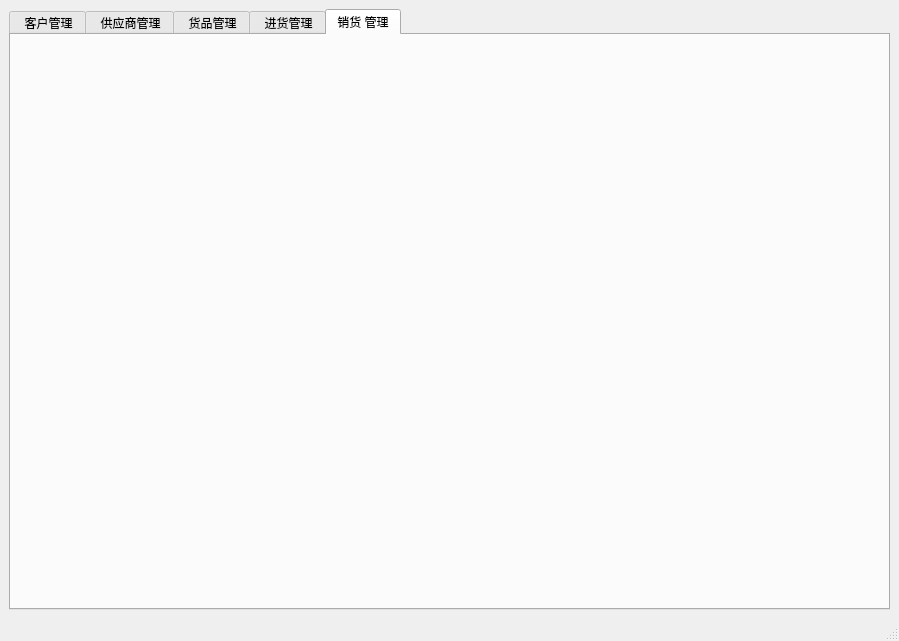
Old version of the form mainwindow.ui in the repository YanhuiLu89/customermgsys.
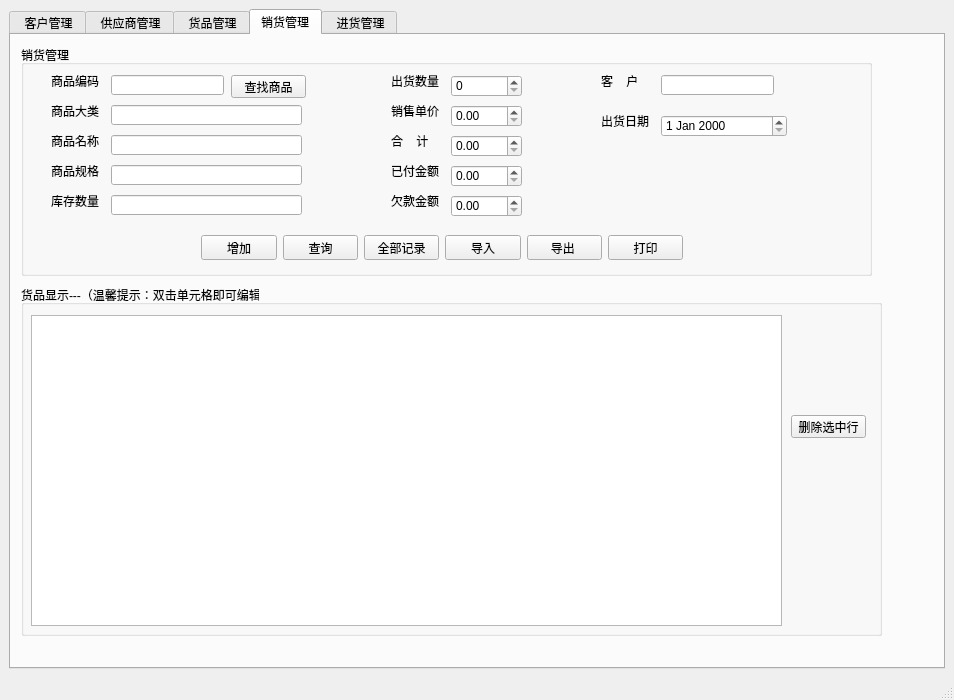
New version of the form. The open tabs and pages were chosen to show the change.

Commit message: 布局销货管理页面

The edit to the form file:
```diff
--- a/mainwindow.ui
+++ b/mainwindow.ui
@@ -6,8 +6,8 @@
    <rect>
     <x>0</x>
     <y>0</y>
-    <width>899</width>
-    <height>641</height>
+    <width>954</width>
+    <height>700</height>
    </rect>
   </property>
   <property name="windowTitle">
@@ -866,16 +866,430 @@
        <zorder>label</zorder>
        <zorder>groupBox_6</zorder>
       </widget>
+      <widget class="QWidget" name="tabPurchase">
+       <attribute name="title">
+        <string>销货管理</string>
+       </attribute>
+       <widget class="QLabel" name="sell_proncat_label">
+        <property name="geometry">
+         <rect>
+          <x>40</x>
+          <y>70</y>
+          <width>54</width>
+          <height>12</height>
+         </rect>
+        </property>
+        <property name="text">
+         <string>商品大类</string>
+        </property>
+       </widget>
+       <widget class="QLabel" name="sell_proname_label">
+        <property name="geometry">
+         <rect>
+          <x>40</x>
+          <y>100</y>
+          <width>54</width>
+          <height>12</height>
+         </rect>
+        </property>
+        <property name="text">
+         <string>商品名称</string>
+        </property>
+       </widget>
+       <widget class="QLabel" name="sell_prospec_label">
+        <property name="geometry">
+         <rect>
+          <x>40</x>
+          <y>130</y>
+          <width>54</width>
+          <height>12</height>
+         </rect>
+        </property>
+        <property name="text">
+         <string>商品规格</string>
+        </property>
+       </widget>
+       <widget class="QLineEdit" name="sell_procat_lineEdit">
+        <property name="geometry">
+         <rect>
+          <x>100</x>
+          <y>70</y>
+          <width>191</width>
+          <height>20</height>
+         </rect>
+        </property>
+        <property name="readOnly">
+         <bool>true</bool>
+        </property>
+       </widget>
+       <widget class="QLineEdit" name="sell_proname_lineEdit">
+        <property name="geometry">
+         <rect>
+          <x>100</x>
+          <y>100</y>
+          <width>191</width>
+          <height>20</height>
+         </rect>
+        </property>
+        <property name="readOnly">
+         <bool>true</bool>
+        </property>
+       </widget>
+       <widget class="QLineEdit" name="sell_prospec_lineEdit">
+        <property name="geometry">
+         <rect>
+          <x>100</x>
+          <y>130</y>
+          <width>191</width>
+          <height>20</height>
+         </rect>
+        </property>
+        <property name="readOnly">
+         <bool>true</bool>
+        </property>
+       </widget>
+       <widget class="QLabel" name="sell_prosbatch_label">
+        <property name="geometry">
+         <rect>
+          <x>40</x>
+          <y>160</y>
+          <width>54</width>
+          <height>12</height>
+         </rect>
+        </property>
+        <property name="text">
+         <string>库存数量</string>
+        </property>
+       </widget>
+       <widget class="QLineEdit" name="sell_prosbatch_lineEdit">
+        <property name="geometry">
+         <rect>
+          <x>100</x>
+          <y>160</y>
+          <width>191</width>
+          <height>20</height>
+         </rect>
+        </property>
+        <property name="readOnly">
+         <bool>true</bool>
+        </property>
+       </widget>
+       <widget class="QGroupBox" name="groupBox_7">
+        <property name="geometry">
+         <rect>
+          <x>10</x>
+          <y>10</y>
+          <width>851</width>
+          <height>231</height>
+         </rect>
+        </property>
+        <property name="title">
+         <string>销货管理</string>
+        </property>
+        <widget class="QDateEdit" name="sell_date_dateEdit">
+         <property name="geometry">
+          <rect>
+           <x>640</x>
+           <y>70</y>
+           <width>126</width>
+           <height>22</height>
+          </rect>
+         </property>
+        </widget>
+        <widget class="QLabel" name="sell_date_label">
+         <property name="geometry">
+          <rect>
+           <x>580</x>
+           <y>70</y>
+           <width>54</width>
+           <height>12</height>
+          </rect>
+         </property>
+         <property name="text">
+          <string>出货日期</string>
+         </property>
+        </widget>
+        <widget class="QDoubleSpinBox" name="sell_owed_doubleSpinBox">
+         <property name="geometry">
+          <rect>
+           <x>430</x>
+           <y>150</y>
+           <width>71</width>
+           <height>22</height>
+          </rect>
+         </property>
+        </widget>
+        <widget class="QDoubleSpinBox" name="sell_sellprice_doubleSpinBox">
+         <property name="geometry">
+          <rect>
+           <x>430</x>
+           <y>60</y>
+           <width>71</width>
+           <height>22</height>
+          </rect>
+         </property>
+        </widget>
+        <widget class="QLabel" name="sell_sellprice_label">
+         <property name="geometry">
+          <rect>
+           <x>370</x>
+           <y>60</y>
+           <width>54</width>
+           <height>12</height>
+          </rect>
+         </property>
+         <property name="text">
+          <string>销售单价</string>
+         </property>
+        </widget>
+        <widget class="QSpinBox" name="sell_sellcnt_spinBox">
+         <property name="geometry">
+          <rect>
+           <x>430</x>
+           <y>30</y>
+           <width>71</width>
+           <height>22</height>
+          </rect>
+         </property>
+        </widget>
+        <widget class="QLabel" name="sell_sellcnt_label">
+         <property name="geometry">
+          <rect>
+           <x>370</x>
+           <y>30</y>
+           <width>54</width>
+           <height>12</height>
+          </rect>
+         </property>
+         <property name="text">
+          <string>出货数量</string>
+         </property>
+        </widget>
+        <widget class="QDoubleSpinBox" name="sell_payed_doubleSpinBox">
+         <property name="geometry">
+          <rect>
+           <x>430</x>
+           <y>120</y>
+           <width>71</width>
+           <height>22</height>
+          </rect>
+         </property>
+        </widget>
+        <widget class="QLabel" name="sell_payed_label">
+         <property name="geometry">
+          <rect>
+           <x>370</x>
+           <y>120</y>
+           <width>54</width>
+           <height>12</height>
+          </rect>
+         </property>
+         <property name="text">
+          <string>已付金额</string>
+         </property>
+        </widget>
+        <widget class="QLabel" name="sell_owed_label">
+         <property name="geometry">
+          <rect>
+           <x>370</x>
+           <y>150</y>
+           <width>54</width>
+           <height>12</height>
+          </rect>
+         </property>
+         <property name="text">
+          <string>欠款金额</string>
+         </property>
+        </widget>
+        <widget class="QLabel" name="sell_selltotalprice_label">
+         <property name="geometry">
+          <rect>
+           <x>370</x>
+           <y>90</y>
+           <width>54</width>
+           <height>12</height>
+          </rect>
+         </property>
+         <property name="text">
+          <string>合    计</string>
+         </property>
+        </widget>
+        <widget class="QDoubleSpinBox" name="sell_selltotalprice_doubleSpinBox">
+         <property name="geometry">
+          <rect>
+           <x>430</x>
+           <y>90</y>
+           <width>71</width>
+           <height>22</height>
+          </rect>
+         </property>
+        </widget>
+        <widget class="QLabel" name="sell_prono_label">
+         <property name="geometry">
+          <rect>
+           <x>30</x>
+           <y>30</y>
+           <width>54</width>
+           <height>12</height>
+          </rect>
+         </property>
+         <property name="text">
+          <string>商品编码</string>
+         </property>
+        </widget>
+        <widget class="QLineEdit" name="sell_prono_lineEdit">
+         <property name="geometry">
+          <rect>
+           <x>90</x>
+           <y>30</y>
+           <width>113</width>
+           <height>20</height>
+          </rect>
+         </property>
+        </widget>
+        <widget class="QPushButton" name="pushButton">
+         <property name="geometry">
+          <rect>
+           <x>210</x>
+           <y>30</y>
+           <width>75</width>
+           <height>23</height>
+          </rect>
+         </property>
+         <property name="text">
+          <string>查找商品</string>
+         </property>
+        </widget>
+        <widget class="QWidget" name="">
+         <property name="geometry">
+          <rect>
+           <x>180</x>
+           <y>190</y>
+           <width>482</width>
+           <height>25</height>
+          </rect>
+         </property>
+         <layout class="QHBoxLayout" name="horizontalLayout_4">
+          <item>
+           <widget class="QPushButton" name="pushButton_2">
+            <property name="text">
+             <string>增加</string>
+            </property>
+           </widget>
+          </item>
+          <item>
+           <widget class="QPushButton" name="pushButton_3">
+            <property name="text">
+             <string>查询</string>
+            </property>
+           </widget>
+          </item>
+          <item>
+           <widget class="QPushButton" name="pushButton_4">
+            <property name="text">
+             <string>全部记录</string>
+            </property>
+           </widget>
+          </item>
+          <item>
+           <widget class="QPushButton" name="pushButton_5">
+            <property name="text">
+             <string>导入</string>
+            </property>
+           </widget>
+          </item>
+          <item>
+           <widget class="QPushButton" name="pushButton_6">
+            <property name="text">
+             <string>导出 </string>
+            </property>
+           </widget>
+          </item>
+          <item>
+           <widget class="QPushButton" name="pushButton_7">
+            <property name="text">
+             <string>打印</string>
+            </property>
+           </widget>
+          </item>
+         </layout>
+        </widget>
+        <widget class="QLabel" name="sell_customer_label">
+         <property name="geometry">
+          <rect>
+           <x>580</x>
+           <y>30</y>
+           <width>54</width>
+           <height>12</height>
+          </rect>
+         </property>
+         <property name="text">
+          <string>客    户</string>
+         </property>
+        </widget>
+        <widget class="QLineEdit" name="sell_customer_lineEdit">
+         <property name="geometry">
+          <rect>
+           <x>640</x>
+           <y>30</y>
+           <width>113</width>
+           <height>20</height>
+          </rect>
+         </property>
+        </widget>
+       </widget>
+       <widget class="QGroupBox" name="groupBox_8">
+        <property name="geometry">
+         <rect>
+          <x>10</x>
+          <y>250</y>
+          <width>861</width>
+          <height>351</height>
+         </rect>
+        </property>
+        <property name="title">
+         <string>货品显示---（温馨提示：双击单元格即可编辑）</string>
+        </property>
+        <widget class="QListView" name="listView">
+         <property name="geometry">
+          <rect>
+           <x>10</x>
+           <y>30</y>
+           <width>751</width>
+           <height>311</height>
+          </rect>
+         </property>
+        </widget>
+        <widget class="QPushButton" name="delProBtn_2">
+         <property name="geometry">
+          <rect>
+           <x>770</x>
+           <y>130</y>
+           <width>75</width>
+           <height>23</height>
+          </rect>
+         </property>
+         <property name="text">
+          <string>删除选中行</string>
+         </property>
+        </widget>
+       </widget>
+       <zorder>groupBox_8</zorder>
+       <zorder>groupBox_7</zorder>
+       <zorder>sell_proncat_label</zorder>
+       <zorder>sell_proname_label</zorder>
+       <zorder>sell_prospec_label</zorder>
+       <zorder>sell_procat_lineEdit</zorder>
+       <zorder>sell_proname_lineEdit</zorder>
+       <zorder>sell_prospec_lineEdit</zorder>
+       <zorder>sell_prosbatch_label</zorder>
+       <zorder>sell_prosbatch_lineEdit</zorder>
+      </widget>
       <widget class="QWidget" name="tabSell">
        <attribute name="title">
         <string> 进货管理</string>
        </attribute>
       </widget>
-      <widget class="QWidget" name="tabPurchase">
-       <attribute name="title">
-        <string>销货 管理</string>
-       </attribute>
-      </widget>
      </widget>
     </item>
    </layout>
```
Left out of the diff: 4 changed lines with no effect on the pictures.
